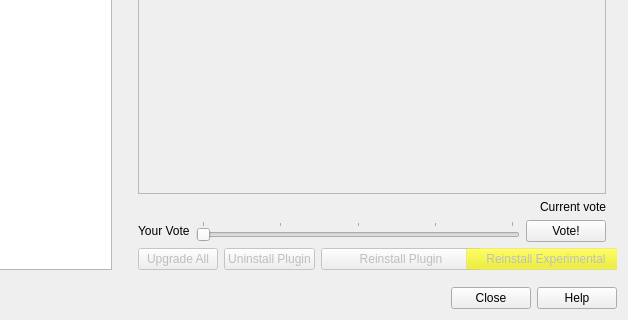
First picture: the form in src/ui/qgspluginmanagerbase.ui, repository qgis/QGIS, before the edit; both pictures show x 259 to 887 and y 421 to 741 of the 887 by 741 pixel window.
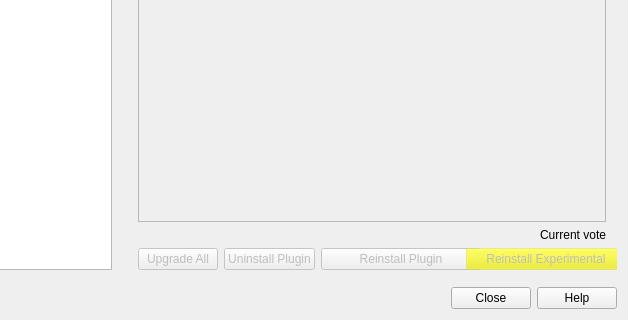
Second picture: the form after the edit. Icons and pictures are not drawn. Custom widgets are drawn as their Qt base class.

```diff
--- a/src/ui/qgspluginmanagerbase.ui
+++ b/src/ui/qgspluginmanagerbase.ui
@@ -408,52 +408,7 @@
                  <property name="sizeConstraint">
                   <enum>QLayout::SetMinimumSize</enum>
                  </property>
-                 <item row="1" column="1">
-                  <widget class="QSlider" name="voteSlider">
-                   <property name="focusPolicy">
-                    <enum>Qt::ClickFocus</enum>
-                   </property>
-                   <property name="minimum">
-                    <number>1</number>
-                   </property>
-                   <property name="maximum">
-                    <number>5</number>
-                   </property>
-                   <property name="pageStep">
-                    <number>1</number>
-                   </property>
-                   <property name="orientation">
-                    <enum>Qt::Horizontal</enum>
-                   </property>
-                   <property name="tickPosition">
-                    <enum>QSlider::TicksAbove</enum>
-                   </property>
-                   <property name="tickInterval">
-                    <number>1</number>
-                   </property>
-                  </widget>
-                 </item>
-                 <item row="1" column="2">
-                  <widget class="QPushButton" name="voteSubmit">
-                   <property name="focusPolicy">
-                    <enum>Qt::ClickFocus</enum>
-                   </property>
-                   <property name="text">
-                    <string>Vote!</string>
-                   </property>
-                   <property name="autoDefault">
-                    <bool>false</bool>
-                   </property>
-                  </widget>
-                 </item>
-                 <item row="1" column="0">
-                  <widget class="QLabel" name="voteLabel">
-                   <property name="text">
-                    <string>Your Vote</string>
-                   </property>
-                  </widget>
-                 </item>
-                 <item row="0" column="0" colspan="3">
+                 <item row="0" column="0" colspan="2">
                   <widget class="QLabel" name="voteRating">
                    <property name="text">
                     <string>Current vote</string>
```
Left out of the diff: 106 changed lines with no effect on the pictures.
